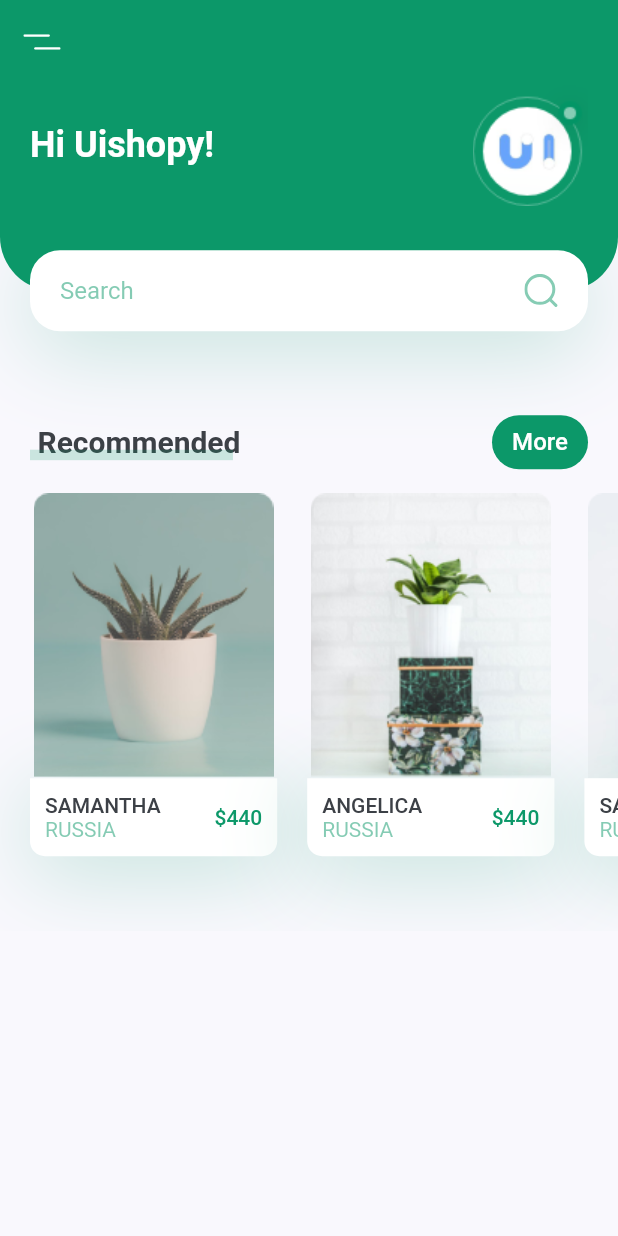
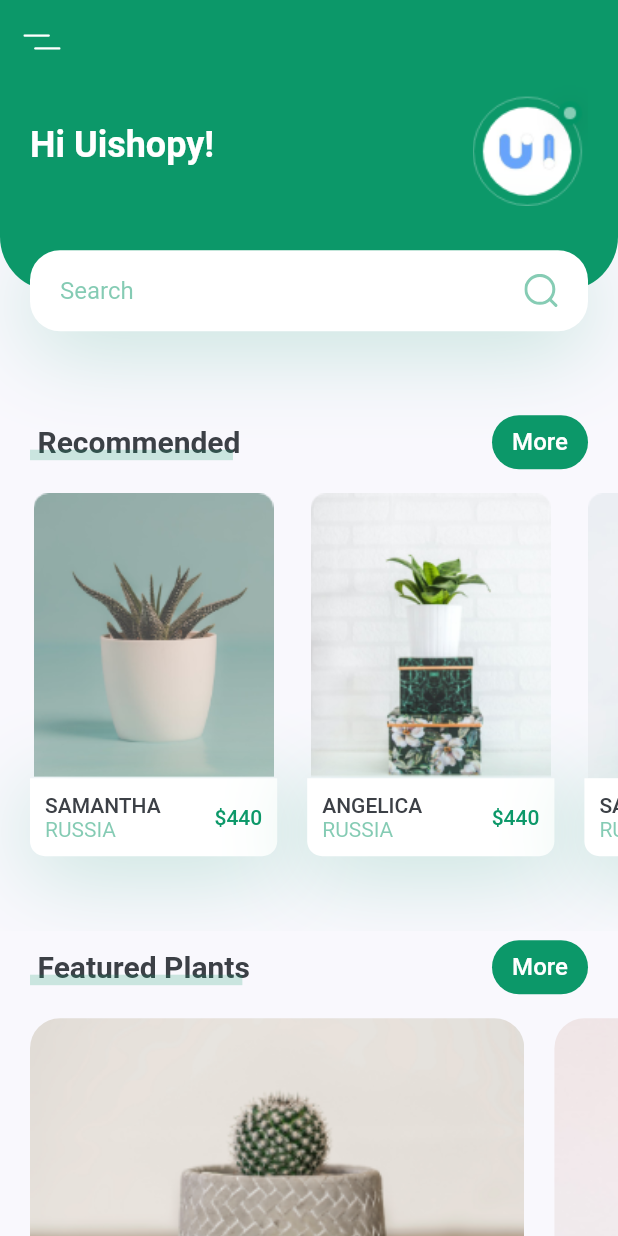
Before and after one commit to Jos620/plant_app, a Flutter app: the screen it shows after launch, on a phone screen of 412 x 824 dp. Run offline on Flutter 3.47's test engine with Material 2 defaults, Android fonts, the phone set to English and light mode, and no system bars; our stand-ins replace flutter_svg.

Commit message:
Add FeaturedPlants

```diff
--- a/lib/screens/home/components/body.dart
+++ b/lib/screens/home/components/body.dart
@@ -1,5 +1,7 @@
 import 'package:flutter/material.dart';
+import 'package:plant_app/constants.dart';
 
+import 'featured_plants.dart';
 import 'recommends_plants.dart';
 import 'title_with_more_btn.dart';
 import 'header_with_search_box.dart';
@@ -14,11 +16,11 @@ class Body extends StatelessWidget {
       child: Column(
         children: <Widget>[
           HeaderWithSearchBox(size: size),
-          TitleWithMoreBtn(
-            title: 'Recommended',
-            press: () {},
-          ),
+          TitleWithMoreBtn(title: 'Recommended', press: () {}),
           const RecommendsPlants(),
+          TitleWithMoreBtn(title: 'Featured Plants', press: () {}),
+          const FeaturedPlants(),
+          const SizedBox(height: kDefaultPadding),
         ],
       ),
     );
--- /dev/null
+++ b/lib/screens/home/components/featured_plants.dart
@@ -0,0 +1,62 @@
+import 'package:flutter/material.dart';
+import 'package:plant_app/constants.dart';
+
+
+class FeaturedPlants extends StatelessWidget {
+  const FeaturedPlants({
+    Key? key,
+  }) : super(key: key);
+
+  @override
+  Widget build(BuildContext context) {
+    return SingleChildScrollView(
+      scrollDirection: Axis.horizontal,
+      child: Container(
+        margin: const EdgeInsets.only(
+          right: kDefaultPadding,
+        ),
+        child: Row(
+          children: [
+            FeaturePlantCard(image: 'assets/images/bottom_img_1.png', press: () {}),
+            FeaturePlantCard(image: 'assets/images/bottom_img_2.png', press: () {}),
+          ],
+        ),
+      ),
+    );
+  }
+}
+
+class FeaturePlantCard extends StatelessWidget {
+  const FeaturePlantCard({
+    Key? key,
+    required this.image,
+    required this.press,
+  }) : super(key: key);
+
+  final String image;
+  final Function press;
+
+  @override
+  Widget build(BuildContext context) {
+    Size size = MediaQuery.of(context).size;
+    return GestureDetector(
+      onTap: () => press(),
+      child: Container(
+        margin: const EdgeInsets.only(
+          left: kDefaultPadding,
+          bottom: kDefaultPadding / 2,
+          top: kDefaultPadding / 2,
+        ),
+        width: size.width * 0.8,
+        height: 185,
+        decoration: BoxDecoration(
+          borderRadius: BorderRadius.circular(20),
+          image: DecorationImage(
+            image: AssetImage(image),
+            fit: BoxFit.cover,
+          ),
+        ),
+      ),
+    );
+  }
+}
```
